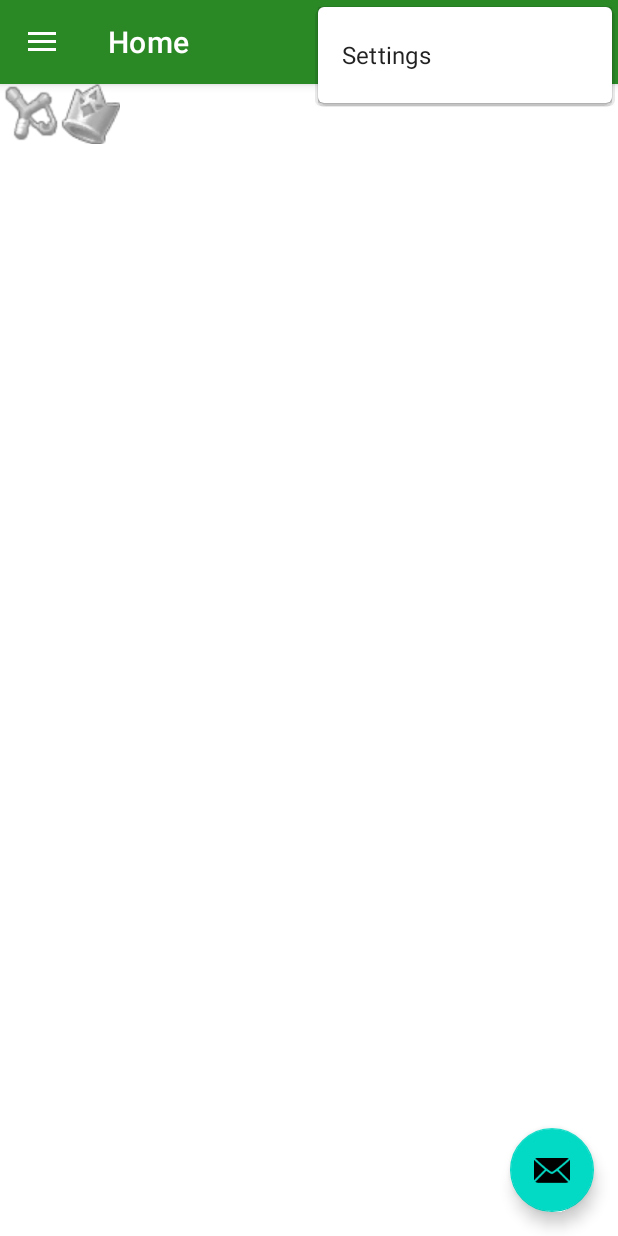
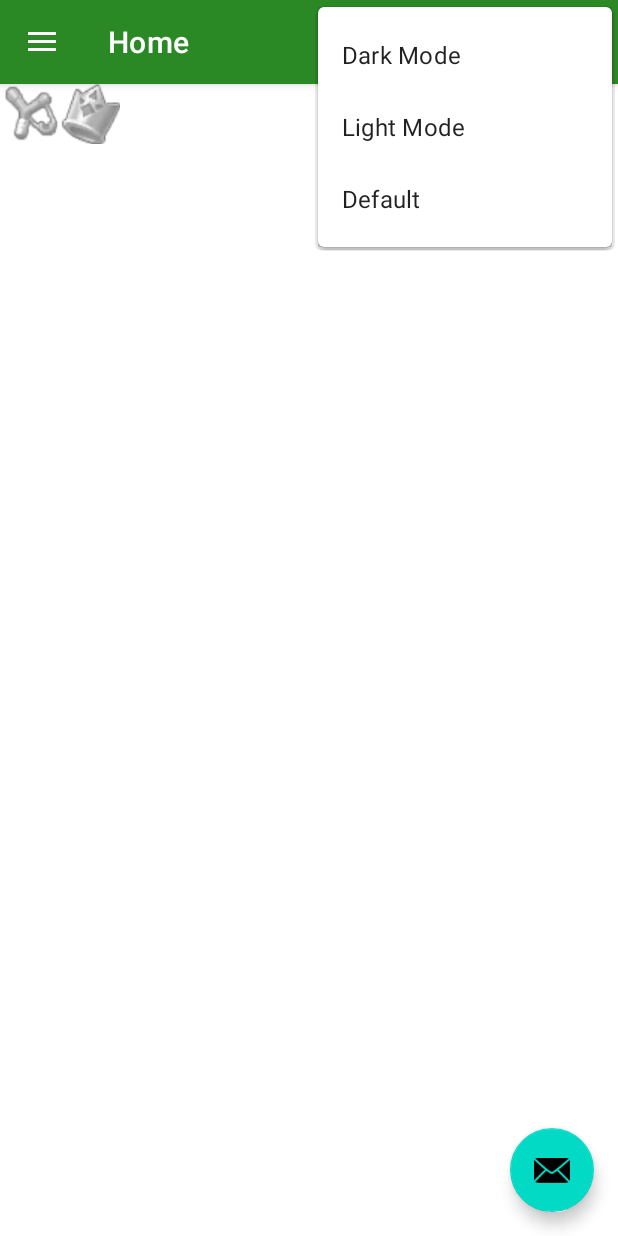
Before and after one commit to mihcchan/OoT-Tracker, an Android app: the screen it shows after launch (MainActivity), with the options menu open, on a phone screen of 412 x 824 dp. Run offline under Robolectric (Android 15) with nearby library versions, the phone set to English and light mode, and no system bars; our stand-ins replace navigation-ui.

Commit message:
add dark/light mode button and menu color

```diff
--- a/app/src/main/res/menu/main.xml
+++ b/app/src/main/res/menu/main.xml
@@ -2,8 +2,19 @@
 <menu xmlns:android="http://schemas.android.com/apk/res/android"
     xmlns:app="http://schemas.android.com/apk/res-auto">
     <item
-        android:id="@+id/action_settings"
+        android:id="@+id/action_dark_mode"
         android:orderInCategory="100"
-        android:title="@string/action_settings"
+        android:title="@string/dark_mode"
         app:showAsAction="never" />
+    <item
+        android:id="@+id/action_light_mode"
+        android:orderInCategory="100"
+        android:title="@string/light_mode"
+        app:showAsAction="never" />
+    <item
+        android:id="@+id/action_default_mode"
+        android:orderInCategory="100"
+        android:title="@string/default_mode"
+        app:showAsAction="never" />
+
 </menu>
--- a/app/src/main/res/values-night/themes.xml
+++ b/app/src/main/res/values-night/themes.xml
@@ -13,4 +13,9 @@
         <item name="android:statusBarColor" tools:targetApi="l">?attr/colorPrimaryVariant</item>
         <!-- Customize your theme here. -->
     </style>
+
+    <!--    <style name="Theme.OoTTracker2.AppBarOverlay" parent="ThemeOverlay.AppCompat.DayNight.ActionBar" />-->
+    <style name="Theme.OoTTracker2.PopupOverlay" parent="ThemeOverlay.AppCompat.Dark" />
+
+
 </resources>
--- a/app/src/main/res/values/strings.xml
+++ b/app/src/main/res/values/strings.xml
@@ -13,5 +13,8 @@
 
     <string name="app_menu_name">OoT Randomizer Tracker</string>
     <string name="sub_app_name_menu">For Android</string>
+    <string name="light_mode">Light Mode</string>
+    <string name="dark_mode">Dark Mode</string>
+    <string name="default_mode">Default</string>
 
 </resources>
```
Also changed, not shown: app/src/main/java/com/example/oot_tracker_2/MainActivity.kt (+30 -0 lines).
